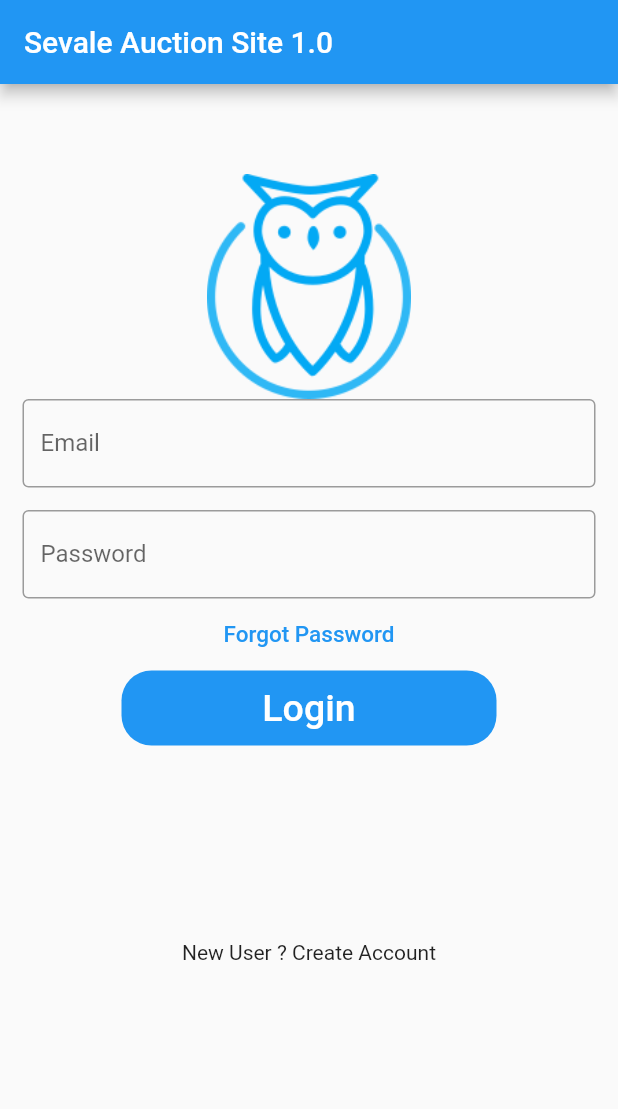
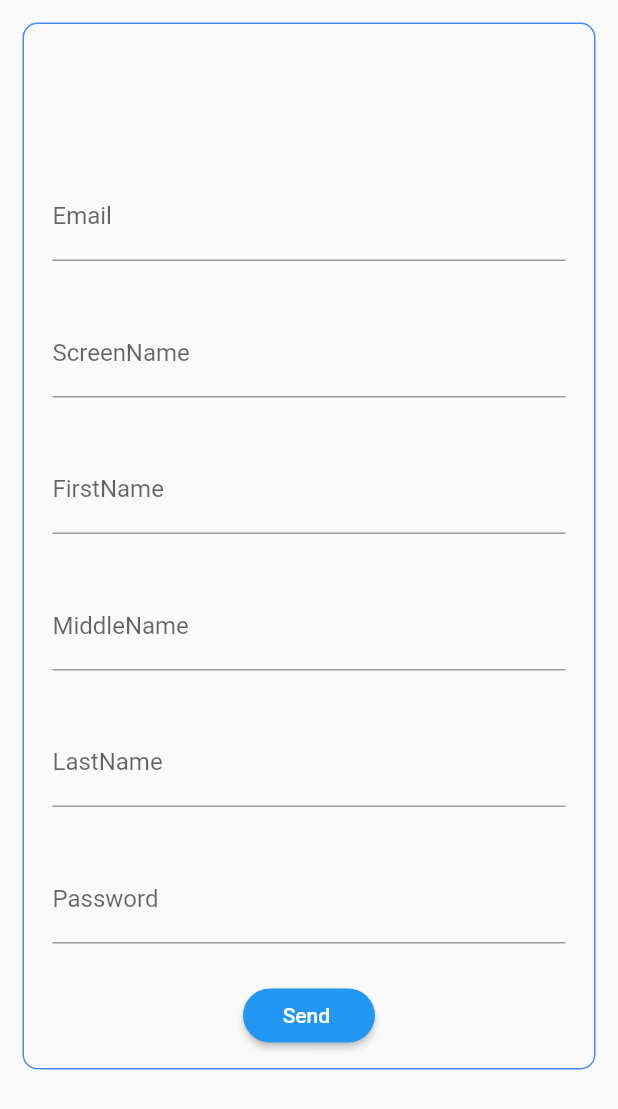
Before and after one commit to rragubans/flutter_auction_app, a Flutter app: the screen it shows after launch, after a tap on "Forgot Password", on a phone screen of 412 x 824 dp. Shown: the top 1109 px of the screen. Run offline on Flutter 3.47's test engine with Material 2 defaults, Android fonts, the phone set to English and light mode, and no system bars.

Commit message:
first draft.  Components are still incomplete

```diff
--- a/lib/main.dart
+++ b/lib/main.dart
@@ -1,171 +1,9 @@
 import 'package:flutter/material.dart';
+import 'package:flutter_auction_app/pages/login_page.dart';
 
 void main() {
-  runApp(MyApp());
+  runApp(MaterialApp(
+    title: 'Auction Application',
+    home: LoginPage(),
+  ));
 }
-
-class MyApp extends StatelessWidget {
-  // This widget is the root of your application.
-  @override
-  Widget build(BuildContext context) {
-    return MaterialApp(
-      title: 'Sevale Auction Site 1.0',
-      theme: ThemeData(
-        primarySwatch: Colors.blue,
-      ),
-      home: MyHomePage(title: 'Sevale Auction Site 1.0'),
-    );
-  }
-}
-
-class MyHomePage extends StatefulWidget {
-  MyHomePage({Key key, this.title}) : super(key: key);
-
-  final String title;
-
-  @override
-  _MyHomePageState createState() => _MyHomePageState();
-}
-
-class _MyHomePageState extends State<MyHomePage> {
-  TextEditingController _user = new TextEditingController();
-  TextEditingController _password = new TextEditingController();
-
-  @override
-  Widget build(BuildContext context) {
-    // This method is rerun every time setState is called, for instance as done
-    // by the _incrementCounter method above.
-    //
-    // The Flutter framework has been optimized to make rerunning build methods
-    // fast, so that you can just rebuild anything that needs updating rather
-    // than having to individually change instances of widgets.
-    return Scaffold(
-        appBar: AppBar(
-          // Here we take the value from the MyHomePage object that was created by
-          // the App.build method, and use it to set our appbar title.
-          title: Text(widget.title),
-        ),
-        body: SingleChildScrollView(
-          child: Column(
-            children: <Widget>[
-              getImagePadding(),
-              getUserPadding(),
-              getPasswordPadding(),
-              getForgotPassword(),
-              getLogin(),
-              getSizedBox(),
-              Text("New User ? Create Account")
-            ],
-          ),
-        ));
-  }
-
-  Padding getImagePadding() {
-    return Padding(
-      padding: const EdgeInsets.only(top: 60.0),
-      child: Center(
-        child: Container(
-            width: 200,
-            height: 150,
-            child: Image.asset('assets/images/logo.png')),
-      ),
-    );
-  }
-
-  Padding getUserPadding() {
-    return Padding(
-      padding: EdgeInsets.symmetric(horizontal: 15),
-      child: new Row(
-        children: <Widget>[
-          new Expanded(
-            child: new TextField(
-              controller: _user,
-              decoration: InputDecoration(
-                  border: OutlineInputBorder(),
-                  labelText: 'Email',
-                  hintText: 'Enter valid email id as abc@gmail.com'),
-            ),
-          )
-        ],
-      ),
-    );
-  }
-
-  Padding getPasswordPadding() {
-    return Padding(
-      padding:
-          const EdgeInsets.only(left: 15.0, right: 15.0, top: 15, bottom: 0),
-      child: new Row(
-        children: <Widget>[
-          new Expanded(
-            child: new TextField(
-              controller: _password,
-              obscureText: true,
-              decoration: InputDecoration(
-                  border: OutlineInputBorder(),
-                  labelText: 'Password',
-                  hintText: 'Enter Secure Password'),
-            ),
-          )
-        ],
-      ),
-    );
-  }
-
-  Container getTextPadding() {
-    return new Container(
-      padding: new EdgeInsets.all(32.0),
-      child: new Center(
-        child: new Column(
-          children: <Widget>[
-            new Text("Please Login"),
-            new Row(
-              children: <Widget>[
-                new Text('User:'),
-                new Expanded(
-                    child: new TextField(
-                  controller: _user,
-                ))
-              ],
-            )
-          ],
-        ),
-      ),
-    );
-  }
-
-  FlatButton getForgotPassword() {
-    return new FlatButton(
-      onPressed: () {},
-      child: Text(
-        'Forgot Password',
-        style: TextStyle(color: Colors.blue, fontSize: 15),
-      ),
-    );
-  }
-
-  Container getLogin() {
-    return new Container(
-      width: 250,
-      height: 50,
-      decoration: BoxDecoration(
-          color: Colors.blue, borderRadius: BorderRadius.circular(20)),
-      child: FlatButton(
-        onPressed: () {
-          Navigator.push(
-              context, MaterialPageRoute(builder: (_) => MyHomePage()));
-        },
-        child: Text(
-          'Login',
-          style: TextStyle(color: Colors.white, fontSize: 25),
-        ),
-      ),
-    );
-  }
-
-  SizedBox getSizedBox() {
-    return new SizedBox(
-      height: 130,
-    );
-  }
-}
--- /dev/null
+++ b/lib/pages/forgot_password_page.dart
@@ -0,0 +1,149 @@
+import 'dart:async';
+import 'package:flutter/material.dart';
+// import 'package:http/http.dart' as http;
+// import 'package:ubid/pages/items_page.dart';
+//
+// import 'user_page.dart';
+
+class ForgotPasswordPage extends StatefulWidget {
+  @override
+  _ForgotPasswordPageState createState() => _ForgotPasswordPageState();
+}
+
+class _ForgotPasswordPageState extends State<ForgotPasswordPage> {
+
+  String email;
+  String screenName;
+  String middleName;
+  String firstName;
+  String lastName;
+  String password;
+  String phoneNumber;
+  String zipCode;
+
+  @override
+  Widget build(BuildContext context) {
+    return Scaffold(
+        body: Container(
+          margin: const EdgeInsets.all(15.0),
+          padding: const EdgeInsets.all(3.0),
+          decoration: BoxDecoration(
+              borderRadius: BorderRadius.all(
+                  Radius.circular(10.0) //                 <--- border radius here
+              ),
+              border: Border.all(color: Colors.blueAccent)
+          ),
+          child: SingleChildScrollView(
+            child: Column(
+              mainAxisAlignment: MainAxisAlignment.start,
+              children: <Widget>[
+                SizedBox(
+                  height: 80.0,
+                ),
+//              CircleAvatar(
+//                backgroundColor: Colors.red,
+//                radius: 50.0,
+//              ),
+//              Padding(
+//                padding: EdgeInsets.symmetric(vertical: 16.0, horizontal: 16.0),
+//                child: Divider(),
+//              ),
+                Padding(
+                  padding: EdgeInsets.symmetric(vertical: 16.0, horizontal: 16.0),
+                  child: TextField(
+                    decoration: InputDecoration(
+                      labelText: 'Email',
+                    ),
+                    onChanged: (value){
+                      setState(() {
+                        email = value;
+                      });
+                    },
+                  ),
+                ),
+                Padding(
+                  padding: EdgeInsets.symmetric(vertical: 16.0, horizontal: 16.0),
+                  child: TextField(
+                    decoration: InputDecoration(
+                      labelText: 'ScreenName',
+                    ),
+                    onChanged: (value){
+                      setState(() {
+                        screenName = value;
+                      });
+                    },
+                  ),
+                ),
+                Padding(
+                  padding: EdgeInsets.symmetric(vertical: 16.0, horizontal: 16.0),
+                  child: TextField(
+                    decoration: InputDecoration(
+                      labelText: 'FirstName',
+                    ),
+                    onChanged: (value){
+                      setState(() {
+                        firstName = value;
+                      });
+                    },
+                  ),
+                ),
+                Padding(
+                  padding: EdgeInsets.symmetric(vertical: 16.0, horizontal: 16.0),
+                  child: TextField(
+                    decoration: InputDecoration(
+                      labelText: 'MiddleName',
+                    ),
+                    onChanged: (value){
+                      setState(() {
+                        middleName = value;
+                      });
+                    },
+                  ),
+                ),
+                Padding(
+                  padding: EdgeInsets.symmetric(vertical: 16.0, horizontal: 16.0),
+                  child: TextField(
+                    decoration: InputDecoration(
+                      labelText: 'LastName',
+                    ),
+                    onChanged: (value){
+                      setState(() {
+                        lastName = value;
+                      });
+                    },
+                  ),
+                ),
+                Padding(
+                  padding: EdgeInsets.symmetric(vertical: 16.0, horizontal: 16.0),
+                  child: TextField(
+                    decoration: InputDecoration(
+                      labelText: 'Password',
+                    ),
+                    onChanged: (value){
+                      setState(() {
+                        password = value;
+                      });
+                    },
+                  ),
+                ),
+                Padding(
+                  padding: EdgeInsets.symmetric(vertical: 8.0, horizontal: 16.0),
+                  child: MaterialButton(
+                    shape: RoundedRectangleBorder(
+                        borderRadius: new BorderRadius.circular(25)),
+                    child: Text( 'Send ',
+                      style: TextStyle(
+                        color: Colors.white,
+                      ),),
+                    color: Colors.blue,
+                    onPressed: (){
+                      Navigator.push(context, MaterialPageRoute(
+                        // builder: (context) => ItemsPage()
+                      ));
+                    },
+                  ),
+                ),
+              ],),),)
+    );
+  }
+}
--- /dev/null
+++ b/lib/pages/login_page.dart
@@ -0,0 +1,172 @@
+import 'dart:async';
+
+import 'package:flutter/cupertino.dart';
+import 'package:flutter/material.dart';
+import 'package:flutter_auction_app/pages/register_user_page.dart';
+
+import 'forgot_password_page.dart';
+
+
+
+class LoginPage extends StatefulWidget {
+  @override
+  _LoginPageState createState() => _LoginPageState();
+}
+
+class _LoginPageState extends State<LoginPage> {
+  TextEditingController _user = new TextEditingController();
+  TextEditingController _password = new TextEditingController();
+
+  @override
+  Widget build(BuildContext context) {
+    // This method is rerun every time setState is called, for instance as done
+    // by the _incrementCounter method above.
+    //
+    // The Flutter framework has been optimized to make rerunning build methods
+    // fast, so that you can just rebuild anything that needs updating rather
+    // than having to individually change instances of widgets.
+    return Scaffold(
+        appBar: AppBar(
+          // Here we take the value from the MyHomePage object that was created by
+          // the App.build method, and use it to set our appbar title.
+          title: Text('Sevale Auction Site 1.0'),
+        ),
+        body: SingleChildScrollView(
+          child: Column(
+            children: <Widget>[
+              getImagePadding(),
+              getUserPadding(),
+              getPasswordPadding(),
+              getForgotPassword(),
+              getLogin(),
+              getSizedBox(),
+              getNewAccount()
+            ],
+          ),
+        ));
+  }
+
+  Padding getImagePadding() {
+    return Padding(
+      padding: const EdgeInsets.only(top: 60.0),
+      child: Center(
+        child: Container(
+            width: 200,
+            height: 150,
+            child: Image.asset('assets/images/logo.png')),
+      ),
+    );
+  }
+
+  Padding getUserPadding() {
+    return Padding(
+      padding: EdgeInsets.symmetric(horizontal: 15),
+      child: new Row(
+        children: <Widget>[
+          new Expanded(
+            child: new TextField(
+              controller: _user,
+              decoration: InputDecoration(
+                  border: OutlineInputBorder(),
+                  labelText: 'Email',
+                  hintText: 'Enter valid email id as abc@gmail.com'),
+            ),
+          )
+        ],
+      ),
+    );
+  }
+
+  Padding getPasswordPadding() {
+    return Padding(
+      padding:
+      const EdgeInsets.only(left: 15.0, right: 15.0, top: 15, bottom: 0),
+      child: new Row(
+        children: <Widget>[
+          new Expanded(
+            child: new TextField(
+              controller: _password,
+              obscureText: true,
+              decoration: InputDecoration(
+                  border: OutlineInputBorder(),
+                  labelText: 'Password',
+                  hintText: 'Enter Secure Password'),
+            ),
+          )
+        ],
+      ),
+    );
+  }
+
+  Container getTextPadding() {
+    return new Container(
+      padding: new EdgeInsets.all(32.0),
+      child: new Center(
+        child: new Column(
+          children: <Widget>[
+            new Text("Please Login"),
+            new Row(
+              children: <Widget>[
+                new Text('User:'),
+                new Expanded(
+                    child: new TextField(
+                      controller: _user,
+                    ))
+              ],
+            )
+          ],
+        ),
+      ),
+    );
+  }
+
+  TextButton getForgotPassword() {
+    return new TextButton(
+      onPressed: () {
+        Navigator.push(
+            context, MaterialPageRoute(builder: (_) => ForgotPasswordPage()));
+      },
+      child: Text(
+        'Forgot Password',
+        style: TextStyle(color: Colors.blue, fontSize: 15),
+      ),
+    );
+  }
+
+  Container getLogin() {
+    return new Container(
+      width: 250,
+      height: 50,
+      decoration: BoxDecoration(
+          color: Colors.blue, borderRadius: BorderRadius.circular(20)),
+      child: TextButton(
+        onPressed: () {
+          Navigator.push(
+              context, MaterialPageRoute(builder: (_) => LoginPage()));
+        },
+        child: Text(
+          'Login',
+          style: TextStyle(color: Colors.white, fontSize: 25),
+        ),
+      ),
+    );
+  }
+
+  TextButton getNewAccount() {
+    return new TextButton(
+      onPressed: () {
+        Navigator.push(
+            context, MaterialPageRoute(builder: (_) => RegisterPage()));
+      },
+      child: Text(
+        'New User?  Create Account',
+        style: TextStyle(color: Colors.black, fontSize: 15),
+      ),
+    );
+  }
+  SizedBox getSizedBox() {
+    return new SizedBox(
+      height: 130,
+    );
+  }
+}
```
Also changed, not shown: lib/pages/register_user_page.dart (added, +141 -0 lines), pubspec.lock, 1 other file.
